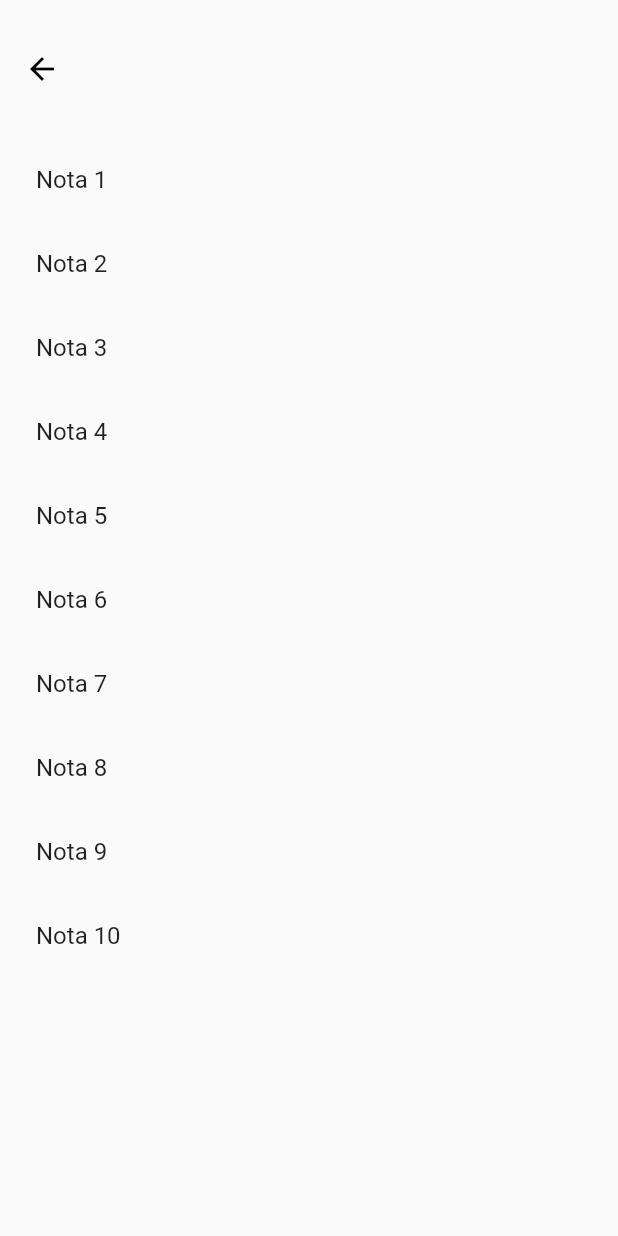
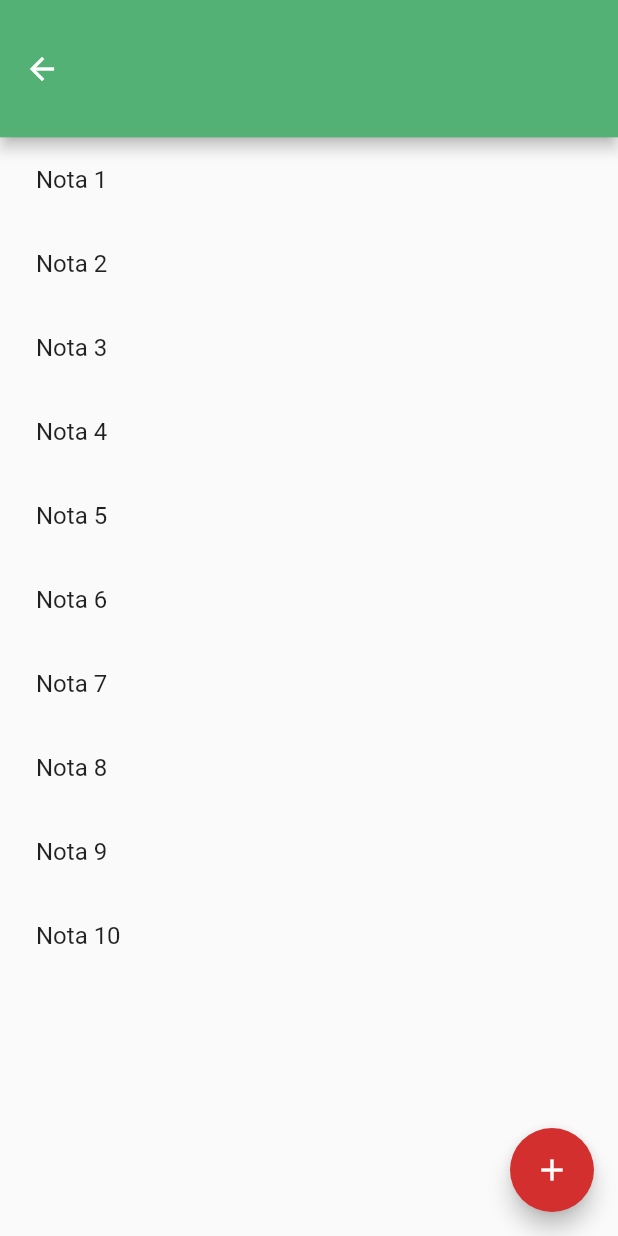
Before and after one commit to danivideda/pindainota, a Flutter app: the Details screen opened directly with empty values, on a phone screen of 412 x 824 dp. Run offline on Flutter 3.47's test engine with Material 2 defaults, Android fonts, the phone set to English and light mode, and no system bars; our stand-ins replace cloud_firestore, firebase_auth, firebase_core, open_file; missing offline and left inert: flutter_genius_scan; accounts and stored records are empty.

```diff
--- a/lib/main.dart
+++ b/lib/main.dart
@@ -13,7 +13,7 @@ class MyApp extends StatelessWidget {
   Widget build(BuildContext context) {
     return MaterialApp(
       debugShowCheckedModeBanner: false,
-      title: "app built with bridged.xyz",
+      title: "PindaiNota",
       theme: ThemeData(
         textTheme: TextTheme(),
       ),
--- a/lib/views/detailNota.dart
+++ b/lib/views/detailNota.dart
@@ -41,7 +41,7 @@ class _DetailNotaState extends State<DetailNota> {
               Container(
                 height: MediaQuery.of(context).size.height / 3,
                 width: MediaQuery.of(context).size.width - 16,
-                color: Colors.grey,
+                color: Color(0xff53b175),
                 child: Icon(Icons.image),
               ),
               Text(
--- a/lib/views/details.dart
+++ b/lib/views/details.dart
@@ -1,5 +1,6 @@
 import 'package:flutter/material.dart';
 import 'package:firebase_auth/firebase_auth.dart';
+import 'package:pindainota/views/camera.dart';
 import 'package:pindainota/views/detailNota.dart';
 
 class Nota {
@@ -33,10 +34,10 @@ class _DetailsState extends State<Details> {
         brightness: Brightness.light,
         toolbarHeight: MediaQuery.of(context).size.height / 9,
         iconTheme: IconThemeData(
-          color: Colors.black, //change your color here
+          color: Colors.white, //change your color here
         ),
-        shadowColor: Colors.transparent,
-        backgroundColor: Colors.transparent,
+        // shadowColor: Colors.transparent,
+        backgroundColor: Color(0xff53b175),
         title: Text(
           widget.namaProject,
           textAlign: TextAlign.center,
@@ -44,7 +45,7 @@ class _DetailsState extends State<Details> {
             fontWeight: FontWeight.w700,
             fontFamily: 'Poppins',
             fontSize: 20,
-            color: Colors.black,
+            color: Colors.white,
           ),
         ),
       ),
@@ -74,6 +75,17 @@ class _DetailsState extends State<Details> {
           ),
         ),
       ),
+      floatingActionButton: FloatingActionButton(
+        onPressed: () {
+          Navigator.push(context,
+              MaterialPageRoute(builder: (BuildContext context) => Camera()));
+        },
+        child: Icon(
+          Icons.add,
+          color: Colors.white,
+        ),
+        backgroundColor: Colors.red[700],
+      ),
     );
   }
 }
```
